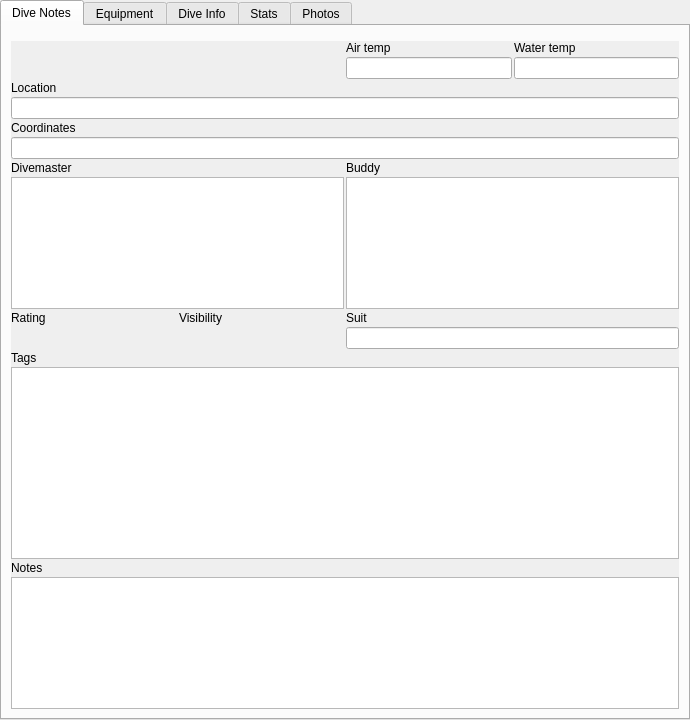
subsurface/subsurface, file qt-ui/maintab.ui: the form before one commit.
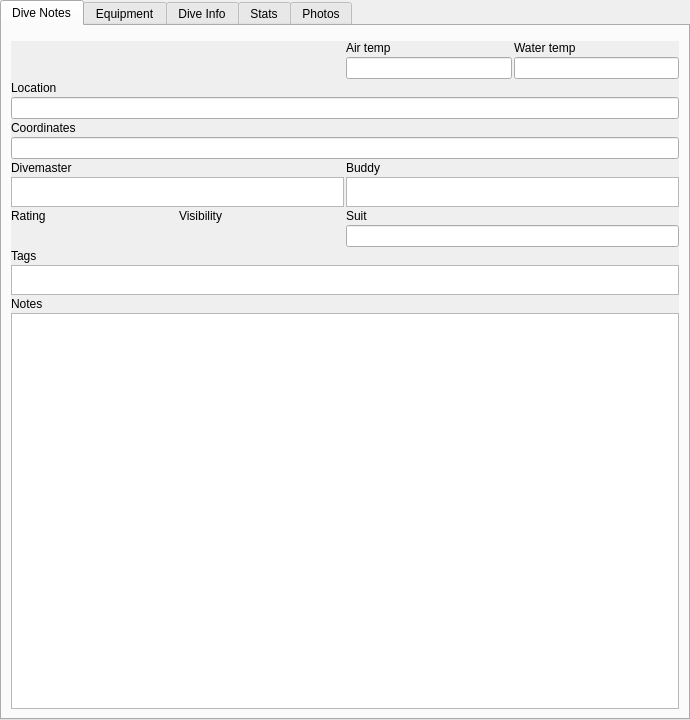
The form after the commit. Custom widgets are drawn as their Qt base class.

Commit message:
Better visualization of the maintab in the designer
The layout of the maintab differed a bit between the application and the
designer because the designer didn't take into account that the
divemaster, buddy and tags were one line widgets.

```diff
--- a/qt-ui/maintab.ui
+++ b/qt-ui/maintab.ui
@@ -123,6 +123,12 @@
         </item>
         <item row="8" column="0">
          <widget class="TagWidget" name="divemaster">
+          <property name="maximumSize">
+           <size>
+            <width>16777215</width>
+            <height>30</height>
+           </size>
+          </property>
           <property name="readOnly">
            <bool>false</bool>
           </property>
@@ -144,6 +150,12 @@
         </item>
         <item row="8" column="1">
          <widget class="TagWidget" name="buddy">
+          <property name="maximumSize">
+           <size>
+            <width>16777215</width>
+            <height>30</height>
+           </size>
+          </property>
           <property name="readOnly">
            <bool>false</bool>
           </property>
@@ -234,6 +246,12 @@
             <height>0</height>
            </size>
           </property>
+          <property name="maximumSize">
+           <size>
+            <width>16777215</width>
+            <height>30</height>
+           </size>
+          </property>
           <property name="verticalScrollBarPolicy">
            <enum>Qt::ScrollBarAlwaysOff</enum>
           </property>
```
Left out of the diff: 26 changed lines with no effect on the pictures.
